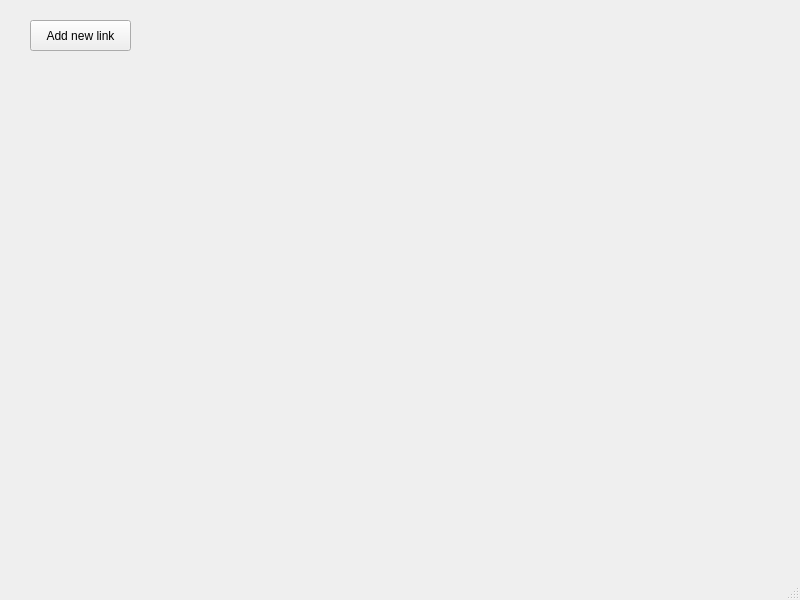
KirillKotsko/Semester3_OOP_Kotsko, file lab2/LinksCollection/mainwindow.ui: the form before one commit.
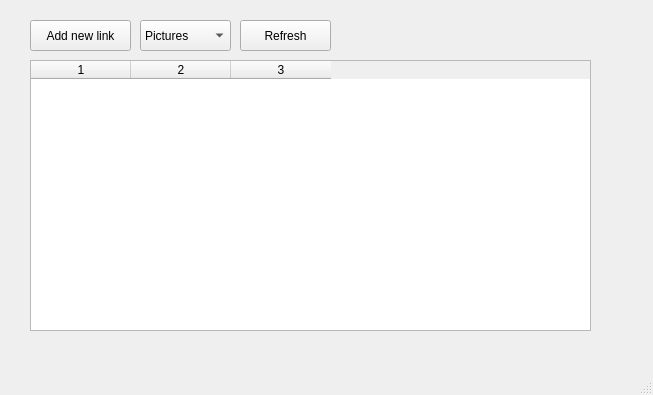
The form after the commit.

Commit message: Menu for representing links

Diff of the .ui file:
```diff
--- a/lab2/LinksCollection/mainwindow.ui
+++ b/lab2/LinksCollection/mainwindow.ui
@@ -6,8 +6,8 @@
    <rect>
     <x>0</x>
     <y>0</y>
-    <width>800</width>
-    <height>600</height>
+    <width>653</width>
+    <height>395</height>
    </rect>
   </property>
   <property name="windowTitle">
@@ -27,6 +27,80 @@
      <string>Add new link</string>
     </property>
    </widget>
+   <widget class="QComboBox" name="inpType">
+    <property name="geometry">
+     <rect>
+      <x>140</x>
+      <y>20</y>
+      <width>91</width>
+      <height>31</height>
+     </rect>
+    </property>
+    <item>
+     <property name="text">
+      <string>Pictures</string>
+     </property>
+    </item>
+    <item>
+     <property name="text">
+      <string>Book</string>
+     </property>
+    </item>
+    <item>
+     <property name="text">
+      <string>Document</string>
+     </property>
+    </item>
+    <item>
+     <property name="text">
+      <string>Audio</string>
+     </property>
+    </item>
+    <item>
+     <property name="text">
+      <string>Video</string>
+     </property>
+    </item>
+    <item>
+     <property name="text">
+      <string>Project</string>
+     </property>
+    </item>
+    <item>
+     <property name="text">
+      <string>Website</string>
+     </property>
+    </item>
+   </widget>
+   <widget class="QTableWidget" name="tbwLinks">
+    <property name="geometry">
+     <rect>
+      <x>30</x>
+      <y>60</y>
+      <width>561</width>
+      <height>271</height>
+     </rect>
+    </property>
+    <property name="columnCount">
+     <number>3</number>
+    </property>
+    <column/>
+    <column/>
+    <column/>
+   </widget>
+   <widget class="QPushButton" name="pushButton">
+    <property name="geometry">
+     <rect>
+      <x>240</x>
+      <y>20</y>
+      <width>91</width>
+      <height>31</height>
+     </rect>
+    </property>
+    <property name="text">
+     <string>Refresh</string>
+    </property>
+   </widget>
   </widget>
   <widget class="QMenuBar" name="menubar">
    <property name="geometry">
```
Left out of the diff: 2 changed lines with no effect on the pictures. The commit also changes 3 other files.
